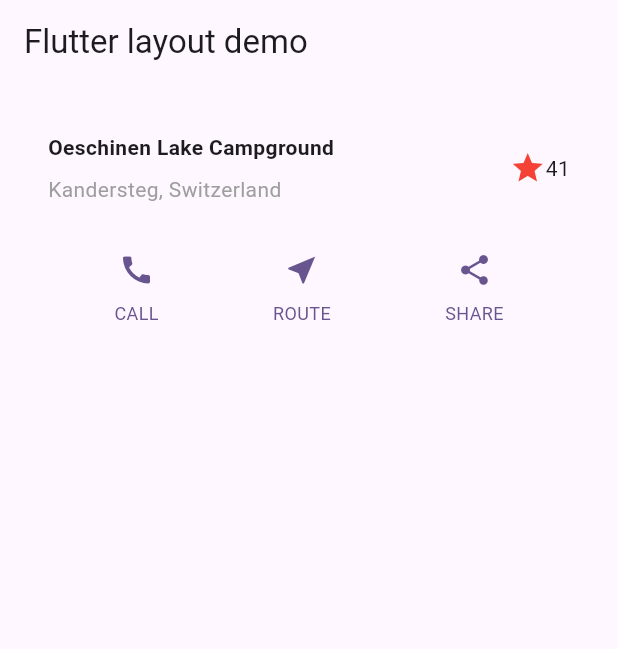
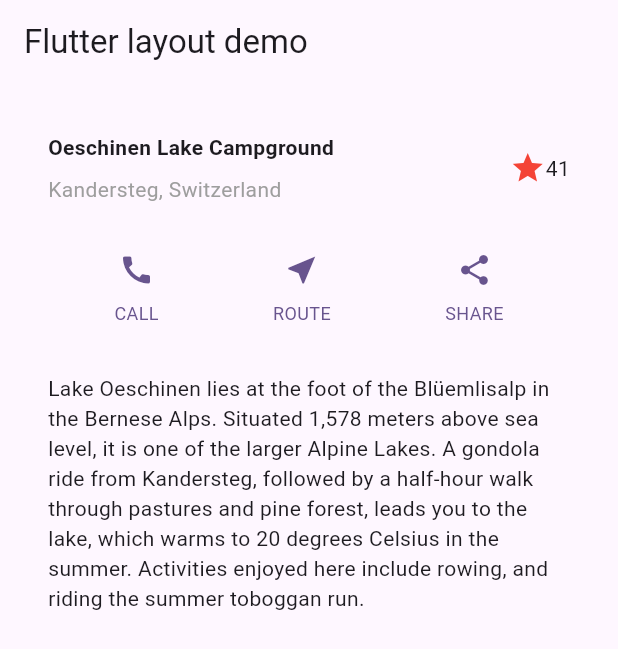
Before and after one commit to littlehorseboy/flutter_layout_practice, a Flutter app: the screen it shows after launch, on a phone screen of 412 x 824 dp. Shown: the top 649 px of the screen. Run offline on Flutter 3.47's test engine with Material 3 defaults, Android fonts, the phone set to English and light mode, and no system bars.

Commit message:
feat: add TextSection widget to display descriptive text in layout

```diff
--- a/lib/main.dart
+++ b/lib/main.dart
@@ -1,6 +1,7 @@
 import 'package:flutter/material.dart';
 
 import 'button_section.dart';
+import 'text_section.dart';
 import 'title_section.dart';
 
 void main() {
@@ -28,6 +29,16 @@
                 location: 'Kandersteg, Switzerland',
               ),
               ButtonSection(),
+              TextSection(
+                description:
+                    'Lake Oeschinen lies at the foot of the Blüemlisalp in the '
+                    'Bernese Alps. Situated 1,578 meters above sea level, it '
+                    'is one of the larger Alpine Lakes. A gondola ride from '
+                    'Kandersteg, followed by a half-hour walk through pastures '
+                    'and pine forest, leads you to the lake, which warms to 20 '
+                    'degrees Celsius in the summer. Activities enjoyed here '
+                    'include rowing, and riding the summer toboggan run.',
+              ),
             ],
           ),
         ),
--- /dev/null
+++ b/lib/text_section.dart
@@ -0,0 +1,15 @@
+import 'package:flutter/material.dart';
+
+class TextSection extends StatelessWidget {
+  const TextSection({super.key, required this.description});
+
+  final String description;
+
+  @override
+  Widget build(BuildContext context) {
+    return Padding(
+      padding: const EdgeInsets.all(32),
+      child: Text(description, softWrap: true),
+    );
+  }
+}
```
